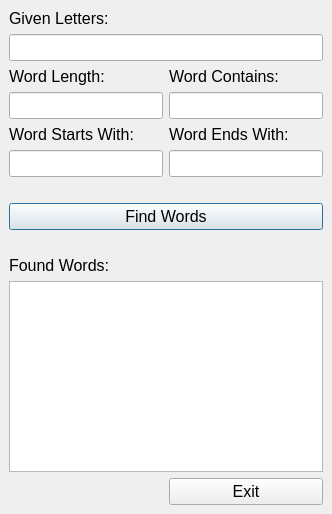
Old version of the form scrabblewordfinder.ui in the repository AFunProgrammer/ScrabbleWordFinder.
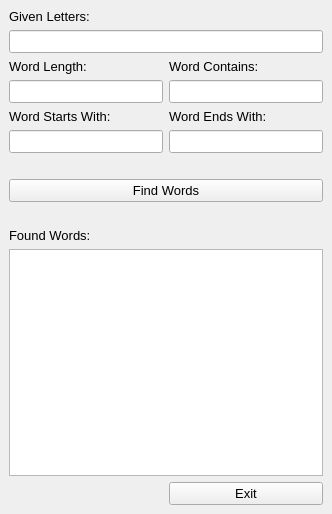
New version of the form.

Commit message: Adjusted UI font for bettery readability on specific platforms

Diff of the .ui file:
```diff
--- a/scrabblewordfinder.ui
+++ b/scrabblewordfinder.ui
@@ -12,7 +12,7 @@
   </property>
   <property name="font">
    <font>
-    <pointsize>12</pointsize>
+    <pointsize>10</pointsize>
    </font>
   </property>
   <property name="contextMenuPolicy">
@@ -42,16 +42,11 @@
           <verstretch>0</verstretch>
          </sizepolicy>
         </property>
-        <property name="font">
-         <font>
-          <pointsize>12</pointsize>
-         </font>
-        </property>
         <property name="text">
          <string>Find Words</string>
         </property>
         <property name="default">
-         <bool>true</bool>
+         <bool>false</bool>
         </property>
         <property name="flat">
          <bool>false</bool>
@@ -59,13 +54,7 @@
        </widget>
       </item>
       <item row="13" column="0" colspan="2">
-       <widget class="QTreeView" name="trvFound">
-        <property name="font">
-         <font>
-          <pointsize>12</pointsize>
-         </font>
-        </property>
-       </widget>
+       <widget class="QTreeView" name="trvFound"/>
       </item>
       <item row="2" column="0">
        <widget class="QLabel" name="lblLength">
@@ -75,11 +64,6 @@
           <verstretch>0</verstretch>
          </sizepolicy>
         </property>
-        <property name="font">
-         <font>
-          <pointsize>12</pointsize>
-         </font>
-        </property>
         <property name="text">
          <string>Word Length:</string>
         </property>
@@ -93,39 +77,16 @@
           <verstretch>0</verstretch>
          </sizepolicy>
         </property>
-        <property name="font">
-         <font>
-          <pointsize>12</pointsize>
-         </font>
-        </property>
         <property name="text">
          <string>Found Words:</string>
         </property>
        </widget>
       </item>
       <item row="5" column="0">
-       <widget class="QLineEdit" name="txtLength">
-        <property name="font">
-         <font>
-          <pointsize>12</pointsize>
-         </font>
-        </property>
-        <property name="placeholderText">
-         <string/>
-        </property>
-       </widget>
+       <widget class="QLineEdit" name="txtLength"/>
       </item>
       <item row="7" column="0">
-       <widget class="QLineEdit" name="txtStart">
-        <property name="font">
-         <font>
-          <pointsize>12</pointsize>
-         </font>
-        </property>
-        <property name="placeholderText">
-         <string/>
-        </property>
-       </widget>
+       <widget class="QLineEdit" name="txtStart"/>
       </item>
       <item row="8" column="0">
        <spacer name="verticalSpacer">
@@ -151,27 +112,13 @@
           <verstretch>0</verstretch>
          </sizepolicy>
         </property>
-        <property name="font">
-         <font>
-          <pointsize>12</pointsize>
-         </font>
-        </property>
         <property name="text">
          <string>Given Letters:</string>
         </property>
        </widget>
       </item>
       <item row="7" column="1">
-       <widget class="QLineEdit" name="txtEnd">
-        <property name="font">
-         <font>
-          <pointsize>12</pointsize>
-         </font>
-        </property>
-        <property name="placeholderText">
-         <string/>
-        </property>
-       </widget>
+       <widget class="QLineEdit" name="txtEnd"/>
       </item>
       <item row="10" column="0">
        <spacer name="verticalSpacer_2">
@@ -197,27 +144,13 @@
           <verstretch>0</verstretch>
          </sizepolicy>
         </property>
-        <property name="font">
-         <font>
-          <pointsize>12</pointsize>
-         </font>
-        </property>
         <property name="text">
          <string>Word Starts With:</string>
         </property>
        </widget>
       </item>
       <item row="5" column="1">
-       <widget class="QLineEdit" name="txtContains">
-        <property name="font">
-         <font>
-          <pointsize>12</pointsize>
-         </font>
-        </property>
-        <property name="placeholderText">
-         <string/>
-        </property>
-       </widget>
+       <widget class="QLineEdit" name="txtContains"/>
       </item>
       <item row="6" column="1">
        <widget class="QLabel" name="lblEnds">
@@ -227,11 +160,6 @@
           <verstretch>0</verstretch>
          </sizepolicy>
         </property>
-        <property name="font">
-         <font>
-          <pointsize>12</pointsize>
-         </font>
-        </property>
         <property name="text">
          <string>Word Ends With:</string>
         </property>
@@ -245,27 +173,13 @@
           <verstretch>0</verstretch>
          </sizepolicy>
         </property>
-        <property name="font">
-         <font>
-          <pointsize>12</pointsize>
-         </font>
-        </property>
         <property name="text">
          <string>Word Contains:</string>
         </property>
        </widget>
       </item>
       <item row="1" column="0" colspan="2">
-       <widget class="QLineEdit" name="txtLetters">
-        <property name="font">
-         <font>
-          <pointsize>12</pointsize>
-         </font>
-        </property>
-        <property name="placeholderText">
-         <string/>
-        </property>
-       </widget>
+       <widget class="QLineEdit" name="txtLetters"/>
       </item>
       <item row="14" column="1">
        <widget class="QPushButton" name="btnExit">
```
Left out of the diff: 12 changed lines with no effect on the pictures. The commit also changes 1 other file.
